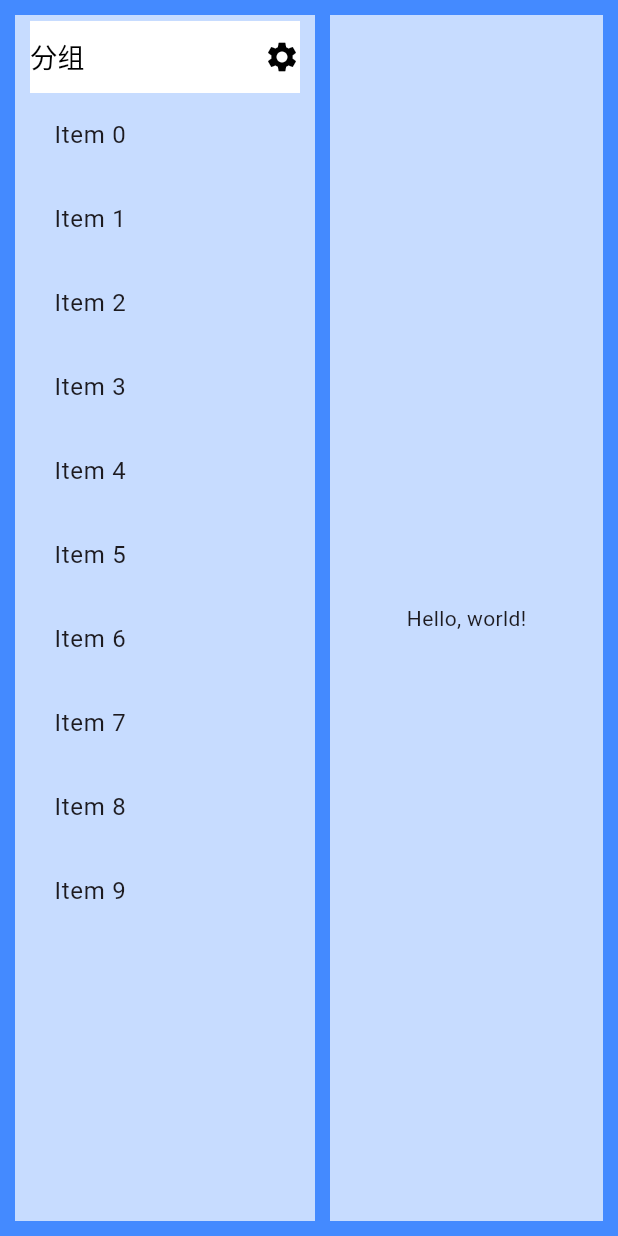
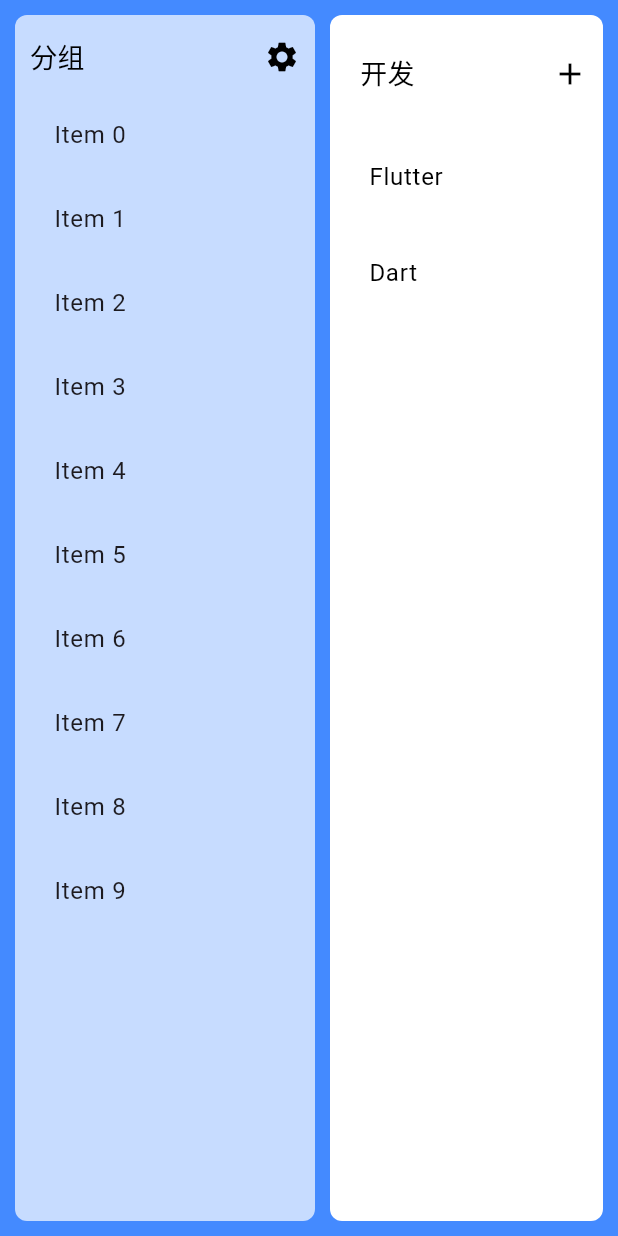
Before and after one commit to devilsen/DevKit, a Flutter app: the screen it shows after launch, on a phone screen of 412 x 824 dp. Run offline on Flutter 3.47's test engine with Material 3 defaults, Android fonts, the light colour scheme and no system bars.

Commit message:
update view

```diff
--- /dev/null
+++ b/lib/feature/model/ToolBox.dart
@@ -0,0 +1,11 @@
+import 'package:devkit/feature/model/command.dart';
+
+class ToolBox {
+  final String title;
+  final List<Command> commands;
+
+  const ToolBox({
+    required this.title,
+    required this.commands,
+  });
+}
--- /dev/null
+++ b/lib/feature/model/command.dart
@@ -0,0 +1,9 @@
+class Command {
+  final String name;
+  final String content;
+
+  const Command({
+    required this.name,
+    required this.content,
+  });
+}
--- a/lib/main.dart
+++ b/lib/main.dart
@@ -1,6 +1,9 @@
 import 'package:flutter/cupertino.dart';
 import 'package:flutter/material.dart';
 import 'package:flutter/widgets.dart';
+
+import 'feature/model/ToolBox.dart';
+import 'feature/model/command.dart';
 
 void main() {
   runApp(const MyApp());
@@ -52,7 +55,7 @@ class HomePage extends StatelessWidget {
             mainAxisAlignment: MainAxisAlignment.spaceBetween,
             children: [
               CategoryPage(),
-              Expanded(flex: 3, child: CategoryDetailPage())
+              Expanded(flex: 3, child: CategoryContentPage())
             ],
           ),
         ),
@@ -68,7 +71,10 @@ class CategoryPage extends StatelessWidget {
   Widget build(BuildContext context) {
     return Container(
       width: 200,
-      color: Colors.white70,
+      decoration: BoxDecoration(
+        color: Colors.white70,
+        borderRadius: BorderRadius.circular(8),
+      ),
       padding: const EdgeInsets.fromLTRB(10, 4, 10, 4),
       child: const Column(
         mainAxisAlignment: MainAxisAlignment.start,
@@ -104,7 +110,6 @@ class CategoryTitle extends StatelessWidget {
   Widget build(BuildContext context) {
     return Container(
       height: 48,
-      color: Colors.white,
       child: const Row(
         mainAxisAlignment: MainAxisAlignment.spaceBetween,
         children: [
@@ -123,105 +128,135 @@ class CategoryTitle extends StatelessWidget {
   }
 }
 
-class CategoryDetailPage extends StatelessWidget {
-  const CategoryDetailPage({super.key});
+class CategoryContentPage extends StatelessWidget {
+  const CategoryContentPage({super.key});
 
   @override
   Widget build(BuildContext context) {
     return Container(
       margin: const EdgeInsets.only(left: 10),
-      color: Colors.white70,
-      child: const Center(
-        child: Text('Hello, world!'),
+      decoration: BoxDecoration(
+        color: Colors.white,
+        borderRadius: BorderRadius.circular(8),
+      ),
+      child: const Column(
+        children: [
+          ContentTitle(title: '开发'),
+          Expanded(child: ContentListView()),
+        ],
       ),
     );
   }
 }
 
-class MyHomePage extends StatefulWidget {
-  const MyHomePage({super.key, required this.title});
-
-  // This widget is the home page of your application. It is stateful, meaning
-  // that it has a State object (defined below) that contains fields that affect
-  // how it looks.
-
-  // This class is the configuration for the state. It holds the values (in this
-  // case the title) provided by the parent (in this case the App widget) and
-  // used by the build method of the State. Fields in a Widget subclass are
-  // always marked "final".
+class ContentTitle extends StatefulWidget {
+  const ContentTitle({super.key, required this.title});
 
   final String title;
 
   @override
-  State<MyHomePage> createState() => _MyHomePageState();
+  State<ContentTitle> createState() => _ContentTitleState();
 }
 
-class _MyHomePageState extends State<MyHomePage> {
-  int _counter = 0;
+class _ContentTitleState extends State<ContentTitle> {
+  @override
+  Widget build(BuildContext context) {
+    return Container(
+      margin: const EdgeInsets.fromLTRB(20, 15, 10, 15),
+      height: 48,
+      child: Row(
+        mainAxisAlignment: MainAxisAlignment.spaceBetween,
+        children: [
+          Text(widget.title,
+              style: const TextStyle(
+                color: Colors.black,
+                fontSize: 18,
+              )),
+          const Icon(
+            Icons.add,
+            color: Colors.black,
+          )
+        ],
+      ),
+    );
+  }
+}
 
-  void _incrementCounter() {
-    setState(() {
-      // This call to setState tells the Flutter framework that something has
-      // changed in this State, which causes it to rerun the build method below
-      // so that the display can reflect the updated values. If we changed
-      // _counter without calling setState(), then the build method would not be
-      // called again, and so nothing would appear to happen.
-      _counter++;
-    });
+class ContentListView extends StatefulWidget {
+  const ContentListView({super.key});
+
+  static const List<ToolBox> toolBoxList = [
+    ToolBox(
+      title: 'Flutter',
+      commands: [
+        Command(
+          name: 'flutter',
+          content: 'flutter content',
+        ),
+        Command(
+          name: 'flutter1',
+          content: 'flutter content1',
+        ),
+      ],
+    ),
+    ToolBox(
+      title: 'Dart',
+      commands: [
+        Command(
+          name: 'dart',
+          content: 'dart content',
+        ),
+        Command(
+          name: 'dart1',
+          content: 'dart content1',
+        ),
+        Command(
+          name: 'dart2',
+          content: 'dart content2',
+        ),
+      ],
+    ),
+  ];
+
+  @override
+  State<StatefulWidget> createState() => _ContentListViewState();
+}
+
+class _ContentListViewState extends State<ContentListView> {
+  @override
+  Widget build(BuildContext context) {
+    return ListView.builder(
+      itemCount: ContentListView.toolBoxList.length,
+      itemBuilder: (BuildContext context, int index) {
+        return ListTile(
+          title: ContentItem(ContentListView.toolBoxList[index]),
+        );
+      },
+    );
   }
+}
+
+class ContentItem extends StatelessWidget {
+  const ContentItem(this.toolBox, {super.key});
+
+  final ToolBox toolBox;
 
   @override
   Widget build(BuildContext context) {
-    // This method is rerun every time setState is called, for instance as done
-    // by the _incrementCounter method above.
-    //
-    // The Flutter framework has been optimized to make rerunning build methods
-    // fast, so that you can just rebuild anything that needs updating rather
-    // than having to individually change instances of widgets.
-    return Scaffold(
-      appBar: AppBar(
-        // TRY THIS: Try changing the color here to a specific color (to
-        // Colors.amber, perhaps?) and trigger a hot reload to see the AppBar
-        // change color while the other colors stay the same.
-        backgroundColor: Theme.of(context).colorScheme.inversePrimary,
-        // Here we take the value from the MyHomePage object that was created by
-        // the App.build method, and use it to set our appbar title.
-        title: Text(widget.title),
+    return Container(
+      alignment: Alignment.centerLeft,
+      padding: const EdgeInsets.fromLTRB(10, 10, 10, 10),
+      height: 48,
+      child: Column(
+        mainAxisAlignment: MainAxisAlignment.start,
+        children: [
+          Text(toolBox.title,
+              style: const TextStyle(
+                color: Colors.black,
+                fontSize: 16,
+              )),
+        ],
       ),
-      body: Center(
-        // Center is a layout widget. It takes a single child and positions it
-        // in the middle of the parent.
-        child: Column(
-          // Column is also a layout widget. It takes a list of children and
-          // arranges them vertically. By default, it sizes itself to fit its
-          // children horizontally, and tries to be as tall as its parent.
-          //
-          // Column has various properties to control how it sizes itself and
-          // how it positions its children. Here we use mainAxisAlignment to
-          // center the children vertically; the main axis here is the vertical
-          // axis because Columns are vertical (the cross axis would be
-          // horizontal).
-          //
-          // TRY THIS: Invoke "debug painting" (choose the "Toggle Debug Paint"
-          // action in the IDE, or press "p" in the console), to see the
-          // wireframe for each widget.
-          mainAxisAlignment: MainAxisAlignment.center,
-          children: <Widget>[
-            const Text(
-              'You have pushed the button this many times:',
-            ),
-            Text(
-              '$_counter',
-              style: Theme.of(context).textTheme.headlineMedium,
-            ),
-          ],
-        ),
-      ),
-      floatingActionButton: FloatingActionButton(
-        onPressed: _incrementCounter,
-        tooltip: 'Increment',
-        child: const Icon(Icons.add),
-      ), // This trailing comma makes auto-formatting nicer for build methods.
     );
   }
 }
```
